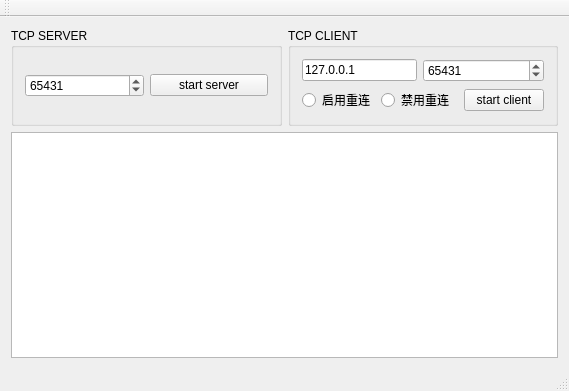
Above: src/TcpTester/mainwindow.ui from 15831944/contron-psm70 before the change. Below: the same form after it.
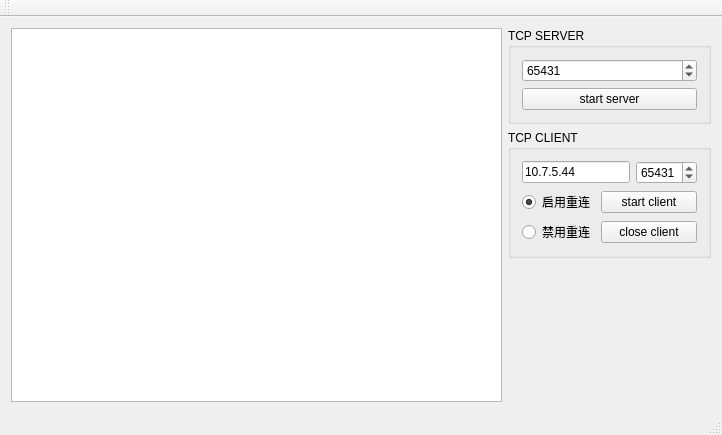
That is the form after the change.

Commit message: add RemotePC class

The edit to the form file:
```diff
--- a/src/TcpTester/mainwindow.ui
+++ b/src/TcpTester/mainwindow.ui
@@ -6,8 +6,8 @@
    <rect>
     <x>0</x>
     <y>0</y>
-    <width>569</width>
-    <height>391</height>
+    <width>722</width>
+    <height>435</height>
    </rect>
   </property>
   <property name="windowTitle">
@@ -15,13 +15,26 @@
   </property>
   <widget class="QWidget" name="centralWidget">
    <layout class="QGridLayout" name="gridLayout_2">
-    <item row="0" column="0">
+    <item row="2" column="1">
+     <spacer name="verticalSpacer">
+      <property name="orientation">
+       <enum>Qt::Vertical</enum>
+      </property>
+      <property name="sizeHint" stdset="0">
+       <size>
+        <width>20</width>
+        <height>154</height>
+       </size>
+      </property>
+     </spacer>
+    </item>
+    <item row="0" column="1">
      <widget class="QGroupBox" name="groupBox">
       <property name="title">
        <string>TCP SERVER</string>
       </property>
-      <layout class="QHBoxLayout" name="horizontalLayout">
-       <item>
+      <layout class="QGridLayout" name="gridLayout_3">
+       <item row="0" column="0">
         <widget class="QSpinBox" name="spinBox">
          <property name="maximum">
           <number>9999999</number>
@@ -31,7 +44,7 @@
          </property>
         </widget>
        </item>
-       <item>
+       <item row="1" column="0">
         <widget class="QPushButton" name="pushButton">
          <property name="text">
           <string>start server</string>
@@ -41,20 +54,13 @@
       </layout>
      </widget>
     </item>
-    <item row="0" column="1">
+    <item row="1" column="1">
      <widget class="QGroupBox" name="groupBox_2">
       <property name="title">
        <string>TCP CLIENT</string>
       </property>
       <layout class="QGridLayout" name="gridLayout">
-       <item row="0" column="0" colspan="2">
-        <widget class="QLineEdit" name="lineEdit">
-         <property name="text">
-          <string>127.0.0.1</string>
-         </property>
-        </widget>
-       </item>
-       <item row="0" column="2" colspan="2">
+       <item row="0" column="3">
         <widget class="QSpinBox" name="spinBox_2">
          <property name="maximum">
           <number>99999</number>
@@ -64,31 +70,48 @@
          </property>
         </widget>
        </item>
-       <item row="1" column="0">
+       <item row="0" column="1" colspan="2">
+        <widget class="QLineEdit" name="lineEdit">
+         <property name="text">
+          <string>10.7.5.44</string>
+         </property>
+        </widget>
+       </item>
+       <item row="1" column="1">
         <widget class="QRadioButton" name="radioButton">
          <property name="text">
           <string>启用重连</string>
          </property>
+         <property name="checked">
+          <bool>true</bool>
+         </property>
         </widget>
        </item>
-       <item row="1" column="1" colspan="2">
+       <item row="2" column="1">
         <widget class="QRadioButton" name="radioButton_2">
          <property name="text">
           <string>禁用重连</string>
          </property>
         </widget>
        </item>
-       <item row="1" column="3">
+       <item row="1" column="2" colspan="2">
         <widget class="QPushButton" name="pushButton_2">
          <property name="text">
           <string>start client</string>
          </property>
         </widget>
        </item>
+       <item row="2" column="2" colspan="2">
+        <widget class="QPushButton" name="pushButton_3">
+         <property name="text">
+          <string>close client</string>
+         </property>
+        </widget>
+       </item>
       </layout>
      </widget>
     </item>
-    <item row="1" column="0" colspan="2">
+    <item row="0" column="0" rowspan="3">
      <widget class="QTextEdit" name="textEdit"/>
     </item>
    </layout>
```
Left out of the diff: 2 changed lines with no effect on the pictures. The commit also changes 7 other files.
